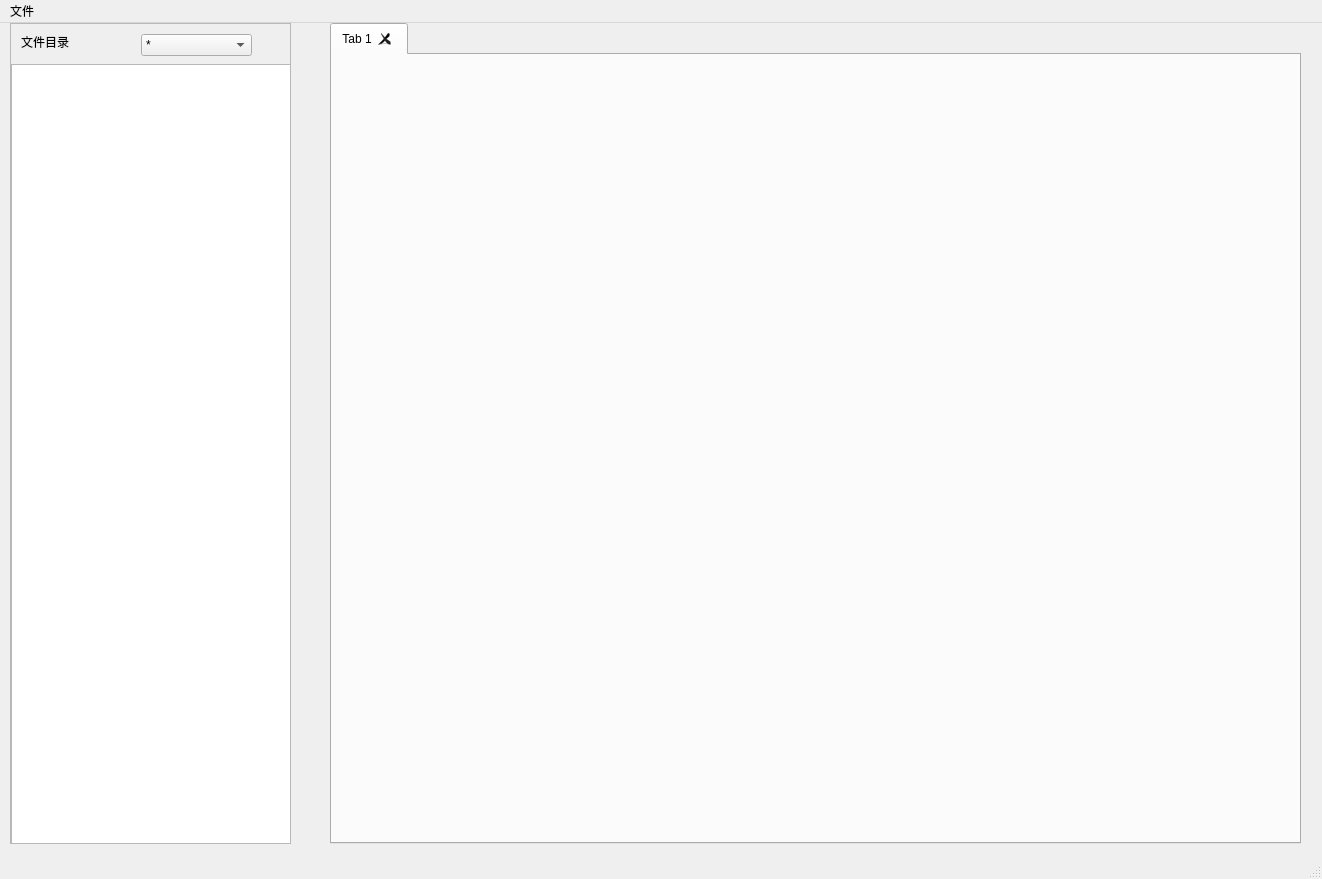
Above: UI/Main.ui from Whitepinkwolf/Code-Reviewer-Porject before the change. Below: the same form after it.
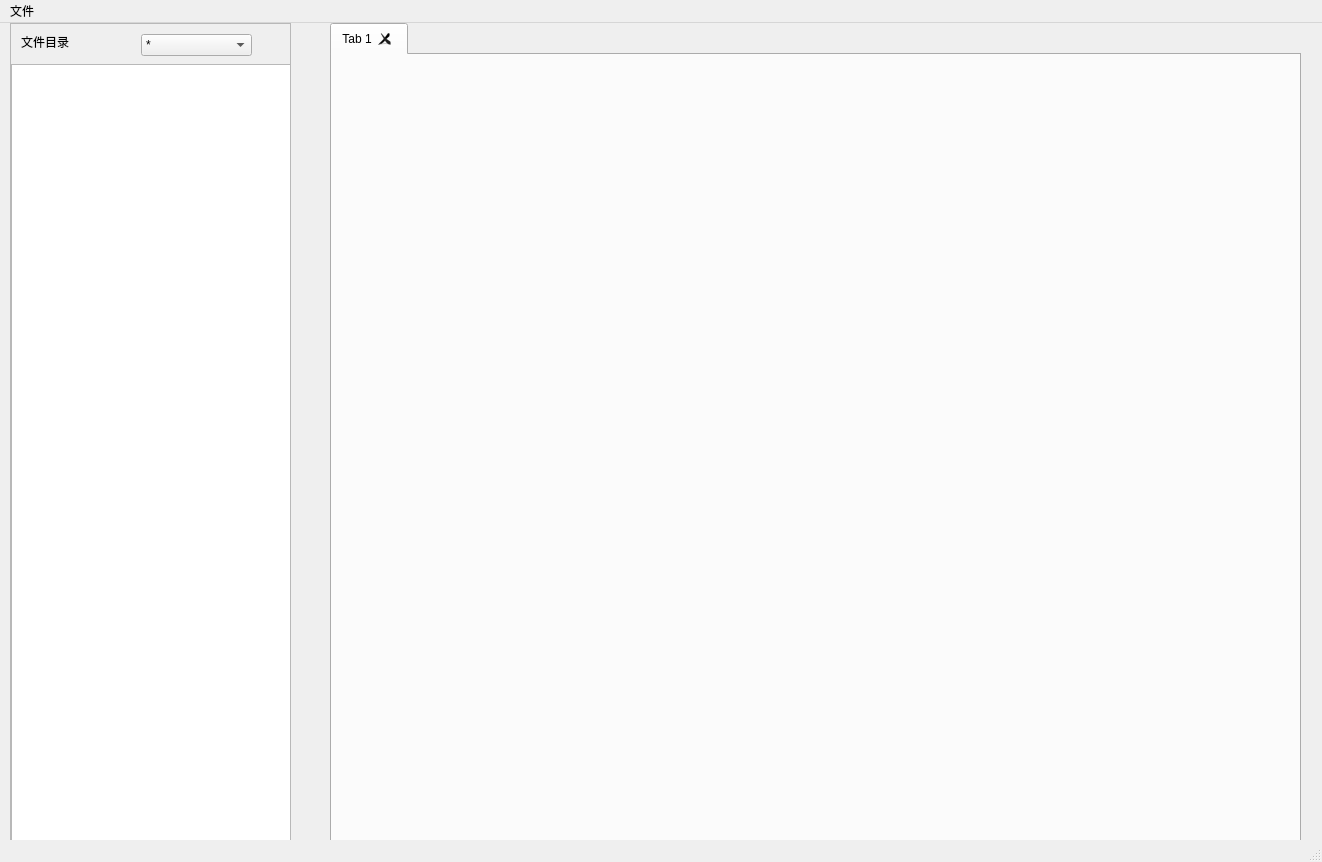
That is the form after the change.

```diff
--- a/UI/Main.ui
+++ b/UI/Main.ui
@@ -7,7 +7,7 @@
     <x>0</x>
     <y>0</y>
     <width>1322</width>
-    <height>879</height>
+    <height>862</height>
    </rect>
   </property>
   <property name="windowTitle">
```
